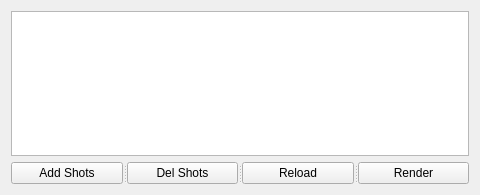
Above: EVE/ui/ui/batchRender_Main.ui from kiryha/Houdini before the change. Below: the same form after it.
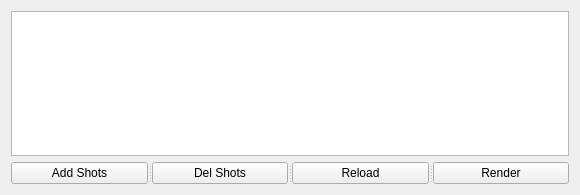
That is the form after the change.

```diff
--- a/EVE/ui/ui/batchRender_Main.ui
+++ b/EVE/ui/ui/batchRender_Main.ui
@@ -6,7 +6,7 @@
    <rect>
     <x>0</x>
     <y>0</y>
-    <width>480</width>
+    <width>580</width>
     <height>195</height>
    </rect>
   </property>
```
